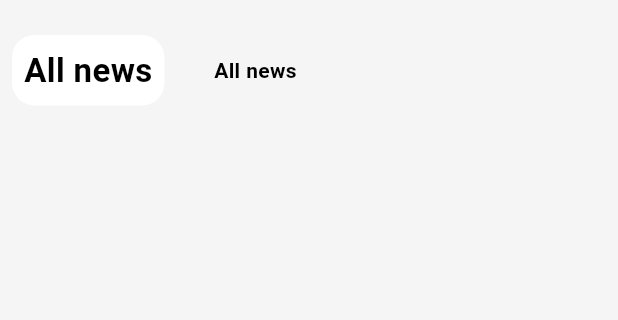
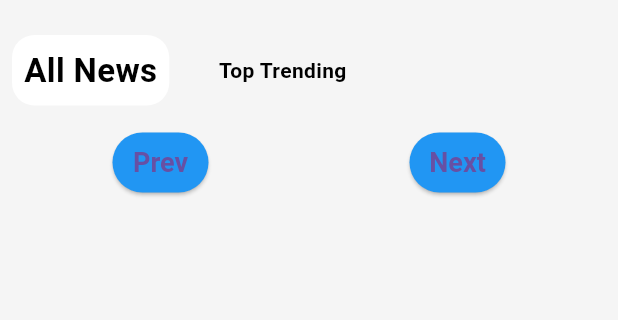
Before and after one commit to ShauryaB24/News_Application, a Flutter app: the screen it shows after launch, on a phone screen of 412 x 824 dp, the part 61-381 px from its top. Run offline on Flutter 3.47's test engine with Material 3 defaults, Android fonts, the phone set to English and light mode, and no system bars; our stand-ins replace flutter_iconly, google_fonts, shared_preferences; missing offline and left inert: shared_preferences_web.

Commit message:
prev and next button

```diff
--- a/lib/screens/home_screen.dart
+++ b/lib/screens/home_screen.dart
@@ -1,3 +1,5 @@
+//import 'dart:nativewrappers/_internal/vm/lib/core_patch.dart';
+
 import 'package:flutter/material.dart';
 import 'package:flutter/src/foundation/key.dart';
 import 'package:flutter/src/widgets/framework.dart';
@@ -7,6 +9,7 @@ import 'package:news_app_flutter_course/consts/vars.dart';
 import 'package:news_app_flutter_course/services/utils.dart';
 import 'package:news_app_flutter_course/widgets/drawer_widget.dart';
 import 'package:news_app_flutter_course/widgets/tabs.dart';
+import 'package:news_app_flutter_course/widgets/vertical_spacing.dart';
 import 'package:provider/provider.dart';
 
 import '../providers/theme_provider.dart';
@@ -41,14 +44,13 @@ class _HomeScreenState extends State<HomeScreen> {
           ],
         ),
         drawer: const DrawerWidget(),
-        body: Column(children: [
-          Padding(
-            padding: const EdgeInsets.all(8.0),
-            child:
+        body: Padding(
+          padding: const EdgeInsets.all(8.0),
+          child: Column(children: [
             Row(
               children: [
               TabsWidget(
-                text: 'All news',
+                text: 'All News',
                 color: newsType == NewsType.allNews? Theme.of(context).cardColor : Colors.transparent,
                 func: () {
                   if(newsType == NewsType.allNews)
@@ -63,7 +65,7 @@ class _HomeScreenState extends State<HomeScreen> {
                 width: 25,
               ),
               TabsWidget(
-                text: 'All news',
+                text: 'Top Trending',
                 color: newsType == NewsType.topTrending? Theme.of(context).cardColor : Colors.transparent,
                 func: () {
                   if(newsType == NewsType.topTrending)
@@ -71,13 +73,39 @@ class _HomeScreenState extends State<HomeScreen> {
                   setState(() {
                     newsType = NewsType.topTrending;
                   });
-
                 },
                 fontSize: newsType == NewsType.topTrending ? 22:14),
-            ],),
-          )
-        ],),
+            ],
+            ),
+            const VerticalSpacing(10),
+            newsType == NewsType.topTrending?Container(): SizedBox(
+              height: kBottomNavigationBarHeight,
+              child: Row(
+                mainAxisAlignment: MainAxisAlignment.spaceAround,
+                children: [
+                  paginationButtons(function: (){}, text: "Prev"),
+                  paginationButtons(function: (){}, text: "Next"),
+                ],
+              ),
+            )
+          ],),
+        ),
       ),
     );
   }
+
+  Widget paginationButtons({required Function function, required String text}) {
+    return    ElevatedButton(
+                  onPressed: (){function ();},
+                  // ignore: sort_child_properties_last
+                  child: Text(text),
+                  style: ElevatedButton.styleFrom(
+                    backgroundColor: Colors.blue,
+                    padding: const EdgeInsets.all(6),
+                    textStyle: const TextStyle(
+                      fontSize: 18, fontWeight: FontWeight.bold
+                    )
+                    ),
+                );
+  }
 }
```
